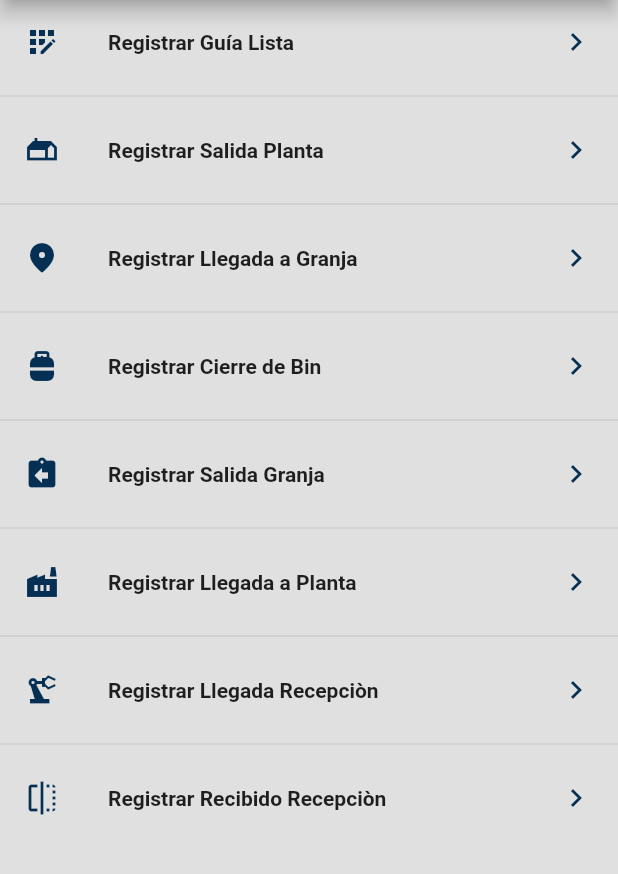
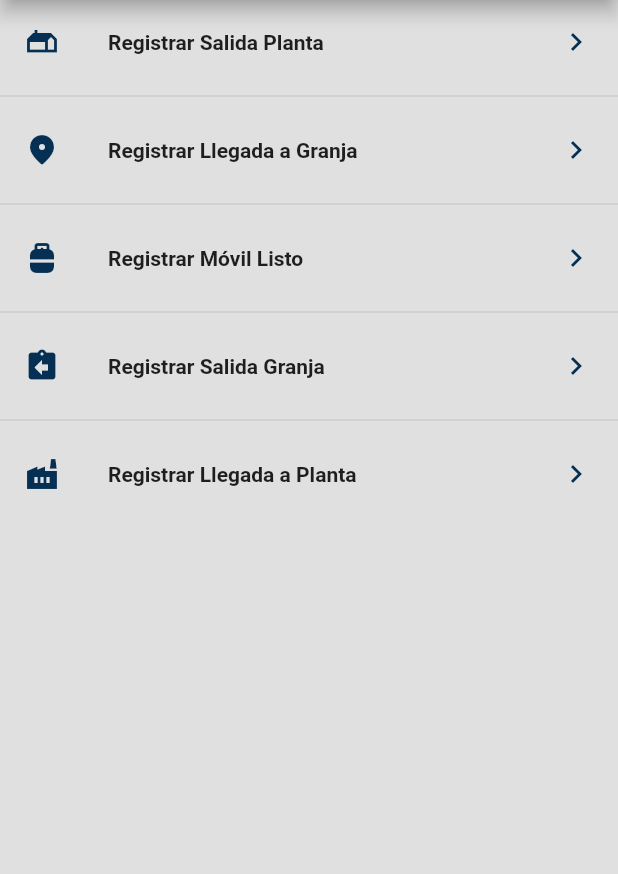
Before and after one commit to bareca90/bines_app, a Flutter app: the HomeScreen screen opened by its route, on a phone screen of 412 x 824 dp, the part 84-958 px from its top. Run offline on Flutter 3.47's test engine with Material 2 defaults, Android fonts, the light colour scheme and no system bars; our stand-ins replace sqflite; missing offline and left inert: flutter_barcode_scanner; accounts and stored records are empty; network calls fail.

Commit message:
Se Procedió a Habilitar en el home las opciones(Estados) que se van a registrar en la app

```diff
--- a/lib/routes/app_routes.dart
+++ b/lib/routes/app_routes.dart
@@ -25,17 +25,11 @@ class AppRoutes {
   */
   static const initialRoute = 'HomeScreen';
   static final menuOptions = <MenuOptions>[
-    // TODO: Borrar Home
     /* MenuOptions(
-        route: 'home',
-        name: 'Home Screen',
-        screen: const HomeScreen(),
-        icon: Icons.home), */
-    MenuOptions(
         route: 'registerbin',
         name: 'Registrar Guía Lista',
         screen: const AssigmentScreen(),
-        icon: Icons.app_registration),
+        icon: Icons.app_registration), */
     MenuOptions(
         route: 'exitplant',
         name: 'Registrar Salida Planta',
@@ -48,7 +42,7 @@ class AppRoutes {
         icon: Icons.location_on_rounded),
     MenuOptions(
         route: 'closebin',
-        name: 'Registrar Cierre de Bin',
+        name: 'Registrar Móvil Listo',
         screen: const CloseBinListScreen(),
         icon: Icons.propane_tank),
     MenuOptions(
@@ -61,7 +55,7 @@ class AppRoutes {
         name: 'Registrar Llegada a Planta',
         screen: const ArrivePlantListScreen(),
         icon: Icons.factory),
-    MenuOptions(
+    /* MenuOptions(
         route: 'receptionbin',
         name: 'Registrar Llegada Recepciòn',
         screen: const ReceptionListScreen(),
@@ -70,7 +64,7 @@ class AppRoutes {
         route: 'receivebin',
         name: 'Registrar Recibido Recepciòn',
         screen: const SupllyHopperListScreen(),
-        icon: Icons.flip),
+        icon: Icons.flip), */
 
     /* MenuOptions(
         route: 'ListView1',
```
Also changed, not shown: lib/main.dart (+4 -4 lines), lib/screens/exit_plant_list_screen.dart (+20 -37 lines), 2 other files.
